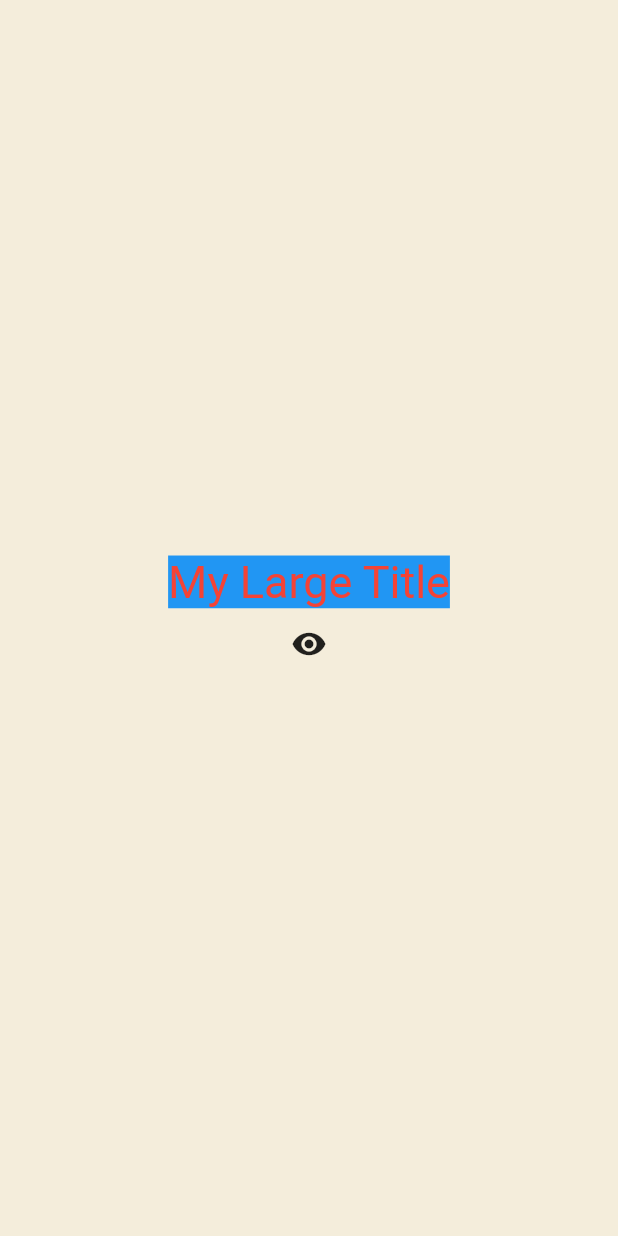
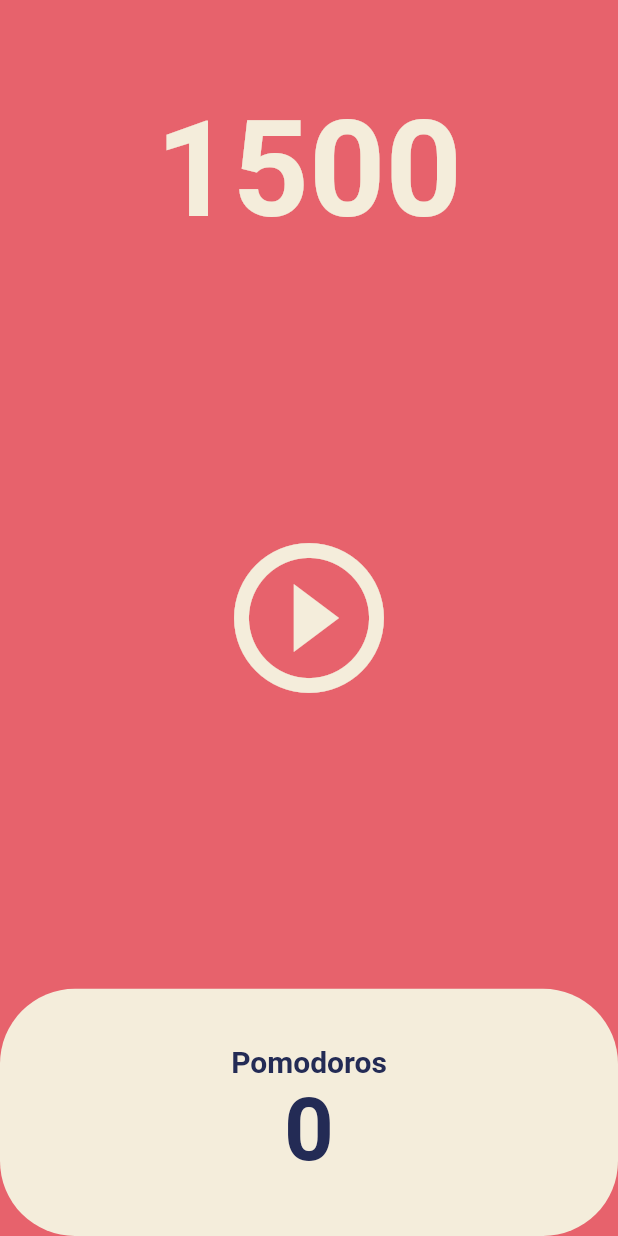
Before and after one commit to 93minki/nomad-coder-flutter, a Flutter app: the screen it shows after launch, on a phone screen of 412 x 824 dp. Run offline on Flutter 3.47's test engine with Material 2 defaults, Android fonts, the phone set to English and light mode, and no system bars.

Commit message:
feat: Pomodoro App Play/Pause Button

```diff
--- a/lib/main.dart
+++ b/lib/main.dart
@@ -1,103 +1,24 @@
 import 'package:flutter/material.dart';
+import 'package:toonflix/screens/home_screen.dart';
 
 void main() {
   runApp(App());
 }
 
-class App extends StatefulWidget {
-  @override
-  State<App> createState() => _AppState();
-}
-
-class _AppState extends State<App> {
-  bool showTitle = true;
-
-  void toggleTitle() {
-    setState(() {
-      showTitle = !showTitle;
-    });
-  }
-
+class App extends StatelessWidget {
   @override
   Widget build(BuildContext context) {
     return MaterialApp(
       theme: ThemeData(
+        backgroundColor: const Color(0xFFE7626C),
         textTheme: const TextTheme(
-          titleLarge: TextStyle(
-            color: Colors.red,
+          headline1: TextStyle(
+            color: Color(0xFF232B55),
           ),
         ),
-        backgroundColor: Colors.blue,
+        cardColor: const Color(0xFFF4EDDB),
       ),
-      home: Scaffold(
-        backgroundColor: const Color(0xFFF4EDDB),
-        body: Center(
-          child: Column(
-            mainAxisAlignment: MainAxisAlignment.center,
-            children: [
-              showTitle ? const MyLargeTitle() : const Text('Nothing'),
-              IconButton(
-                onPressed: toggleTitle,
-                icon: const Icon(
-                  Icons.remove_red_eye,
-                ),
-              ),
-            ],
-          ),
-        ),
-      ),
+      home: const HomeScreen(),
     );
   }
 }
-
-class MyLargeTitle extends StatefulWidget {
-  // 여기서 App 클래스에서 정의한 theme에 접근해야 한다.
-  // BuildContext에 대해 얘기하기 전에 Flutter의 렌더링 방식을 알아야 함
-  const MyLargeTitle({
-    Key? key,
-  }) : super(key: key);
-
-  @override
-  State<MyLargeTitle> createState() => _MyLargeTitleState();
-}
-
-class _MyLargeTitleState extends State<MyLargeTitle> {
-  @override
-  void initState() {
-    // TODO: implement initState
-    // 상태 초기화 꼭 안써도 된다. 그냥 위에서 int counter = 0;으로 해도 됨
-    // 대부분의 상황에서 이 메서드를 쓸 필요는 없다.
-    // 하지만 종종 부모 요소에 의존하는 데이터를 초기화해야 하는 경우가 있다.
-    // 가끔 데이터를 초기화하기 위해 context를 사용하게 된다.
-    // API 호출하거나 할때 사용된다고 함 중요한 점은 build 메서드 보다 먼저 사용되어야 함.
-    // initState 메서드는 오직 단 한번만 호출된다.
-    super.initState(); // 이것도 반드시 써줘야 함.
-    print('initState!');
-  }
-
-  @override
-  void dispose() {
-    // TODO: implement dispose
-    // 위젯이 스크린에서 제거될 때 호출되는 메서드
-    // 사라지고 있을 때 호출된다고 함
-    // API 업데이트나 이벤트 리스너로부터 구독을 취소하거나 할 떄 사용될 수 있다.
-    // 위젯이 위젯 트리에서 제거되기 전에 무언가를 취소하고 싶을 때 사용한다
-    super.dispose();
-    print('dispose!');
-  }
-
-  @override
-  Widget build(BuildContext context) {
-    // NOTE - context는 지금 위젯 이전에 있는 모든 상위 요소들에 대한 정보
-
-    print('build!');
-    return Text(
-      'My Large Title',
-      style: TextStyle(
-        fontSize: 30,
-        color: Theme.of(context).textTheme.titleLarge?.color,
-        backgroundColor: Theme.of(context).backgroundColor,
-      ),
-    );
-  }
-}
--- /dev/null
+++ b/lib/screens/home_screen.dart
@@ -0,0 +1,117 @@
+import 'dart:async';
+
+import 'package:flutter/material.dart';
+
+class HomeScreen extends StatefulWidget {
+  const HomeScreen({super.key});
+
+  @override
+  State<HomeScreen> createState() => _HomeScreenState();
+}
+
+class _HomeScreenState extends State<HomeScreen> {
+  int totalSeconds = 1500;
+  bool isRunning = false;
+  late Timer timer; // Dart에게 이 프로퍼티를 지금 초기화하지는 않지만 프로퍼티를 사용하기전에 초기화하겠다고 약속한다
+
+  void onTick(Timer timer) {
+    setState(() {
+      totalSeconds -= 1;
+    });
+  }
+
+  void onStartPressed() {
+    timer = Timer.periodic(
+      const Duration(
+        seconds: 1,
+      ),
+      onTick,
+    );
+    setState(() {
+      isRunning = true;
+    });
+  }
+
+  void onPausePressed() {
+    timer.cancel();
+    setState(() {
+      isRunning = false;
+    });
+  }
+
+  @override
+  Widget build(BuildContext context) {
+    return Scaffold(
+      backgroundColor: Theme.of(context).backgroundColor,
+      body: Column(
+        children: [
+          Flexible(
+            flex: 1,
+            child: Container(
+              alignment: Alignment.bottomCenter,
+              child: Text(
+                '$totalSeconds',
+                style: TextStyle(
+                  color: Theme.of(context).cardColor,
+                  fontSize: 89,
+                  fontWeight: FontWeight.w600,
+                ),
+              ),
+            ),
+          ),
+          Flexible(
+            flex: 3,
+            child: Center(
+              child: IconButton(
+                iconSize: 120,
+                color: Theme.of(context).cardColor,
+                onPressed: isRunning ? onPausePressed : onStartPressed,
+                icon: Icon(
+                  isRunning
+                      ? Icons.pause_circle_outline
+                      : Icons.play_circle_outline,
+                ),
+              ),
+            ),
+          ),
+          Flexible(
+            flex: 1,
+            child: Row(
+              children: [
+                Expanded(
+                  child: Container(
+                    decoration: BoxDecoration(
+                      color: Theme.of(context).cardColor,
+                      borderRadius: BorderRadius.circular(50),
+                    ),
+                    child: Column(
+                      mainAxisAlignment: MainAxisAlignment.center,
+                      children: [
+                        Text(
+                          "Pomodoros",
+                          style: TextStyle(
+                            fontSize: 20,
+                            fontWeight: FontWeight.w600,
+                            color: Theme.of(context).textTheme.headline1!.color,
+                          ),
+                        ),
+                        Text(
+                          '0',
+                          style: TextStyle(
+                            fontSize: 58,
+                            fontWeight: FontWeight.w600,
+                            color: Theme.of(context).textTheme.headline1!.color,
+                          ),
+                        ),
+                      ],
+                    ),
+                  ),
+                ),
+              ],
+            ),
+          ),
+        ],
+      ),
+    );
+  }
+}
```
Also changed, not shown: lib/widgets/button.dart (deleted, +0 -56 lines), lib/widgets/currency_card.dart (deleted, +0 -106 lines).
